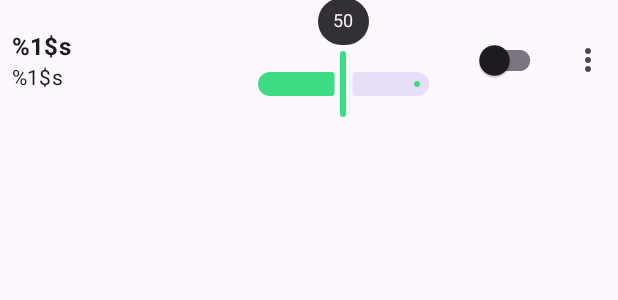
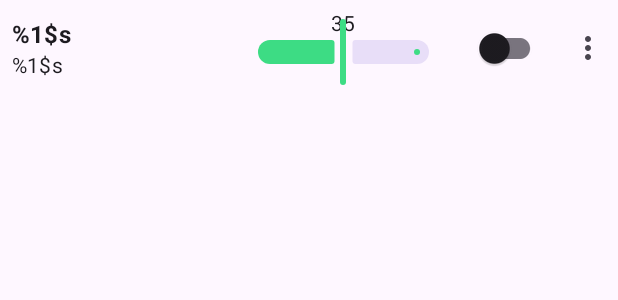
Before and after one commit to orangebikelabs/opensqueeze, an Android app: the layout manageplayers_item.xml on its own in the app's theme, with its tools: preview values and no code run, on a phone screen of 412 x 824 dp. Shown: the top 300 px of the screen. Run offline under Robolectric (Android 15) with nearby library versions, the phone set to English and light mode, and no system bars; network calls fail.

Commit message:
fix: slider handles were obtrusive and would overdraw on drawer pullouts
Change to go back to a label to show the current volume, which autohides when slider is active. Also, sets volume ticks to even integers (step size 1) to avoid small hiccup when 75.4 changes to 75 after setting volume (for example).

```diff
--- a/app/src/main/res/layout/manageplayers_item.xml
+++ b/app/src/main/res/layout/manageplayers_item.xml
@@ -7,7 +7,6 @@
     xmlns:tools="http://schemas.android.com/tools"
     android:layout_width="match_parent"
     android:layout_height="wrap_content"
-    xmlns:app="http://schemas.android.com/apk/res-auto"
     android:minHeight="?attr/listPreferredItemHeight"
     android:orientation="horizontal"
     tools:context=".ui.MainActivity">
@@ -48,17 +47,28 @@
         android:layout_marginEnd="0dp"
         android:layout_marginRight="0dp"
         android:layout_weight="0.5"
+        android:gravity="center"
         android:minWidth="125dp"
         android:orientation="vertical">
+
+        <TextView
+            android:id="@+id/player_volume_label"
+            style="@style/Text.SecondLine"
+            android:padding="0dp"
+            android:layout_marginBottom="-14dp"
+            android:layout_width="wrap_content"
+            android:layout_height="wrap_content"
+            android:text="35"
+            android:labelFor="@+id/volume_bar"
+            tools:ignore="HardcodedText" />
 
         <com.google.android.material.slider.Slider
             android:id="@+id/volume_bar"
             android:layout_width="match_parent"
             android:layout_height="wrap_content"
+            android:contentDescription="@string/volume_slider_desc"
             android:value="50"
-            android:valueTo="@integer/volume_max"
-            app:labelBehavior="visible"
-            android:contentDescription="@string/volume_slider_desc" />
+            android:valueTo="@integer/volume_max" />
     </LinearLayout>
 
     <com.google.android.material.switchmaterial.SwitchMaterial
```
Also changed, not shown: app/src/main/java/com/orangebikelabs/orangesqueeze/players/ManagePlayersAdapter.java (+16 -6 lines), app/src/main/java/com/orangebikelabs/orangesqueeze/ui/VolumeFragment.kt (+6 -14 lines).
